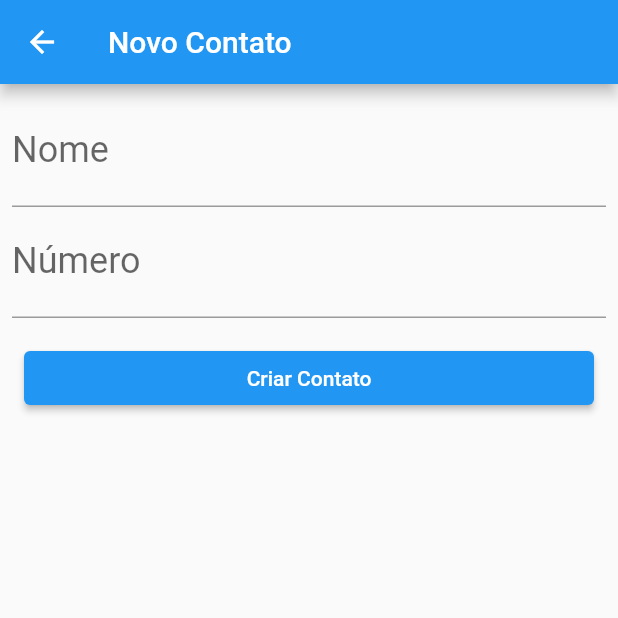
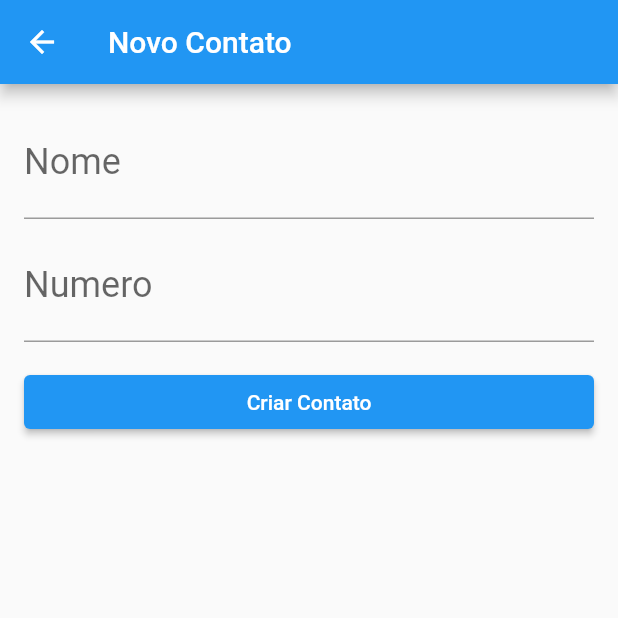
Before and after one commit to andsonsilv/contatos_persistencia, a Flutter app: the FormularioContato screen opened directly, after a tap on "Criar Contato", on a phone screen of 412 x 824 dp, the top half of it. Run offline on Flutter 3.47's test engine with Material 2 defaults, Android fonts, the phone set to English and light mode, and no system bars; our stand-ins replace sqflite; accounts and stored records are empty.

Commit message:
Integrações screns

```diff
--- a/lib/screens/contatos/formulario.dart
+++ b/lib/screens/contatos/formulario.dart
@@ -1,59 +1,59 @@
+import 'package:contatos_persistencia/database/dao/contato_dao.dart';
+import 'package:contatos_persistencia/models/contato.dart';
 import 'package:flutter/material.dart';
-import 'package:contatos_persistencia/models/contato.dart';
 
 class FormularioContato extends StatefulWidget {
   @override
-  State<FormularioContato> createState() => _FormularioContatoState();
+  _FormularioContatoState createState() => _FormularioContatoState();
 }
 
 class _FormularioContatoState extends State<FormularioContato> {
   final TextEditingController _nomeController = TextEditingController();
-  final TextEditingController _numeroController = TextEditingController();
+  final TextEditingController _numeroController =
+  TextEditingController();
+  final ContatoDao _dao = ContatoDao();
 
   @override
   Widget build(BuildContext context) {
     return Scaffold(
       appBar: AppBar(
-        title: Text('Novo Contato'),
+        title: const Text('Novo Contato'),
       ),
       body: Padding(
-        padding: EdgeInsets.all(8.0),
+        padding: const EdgeInsets.all(16.0),
         child: Column(
-          children: [
+          children: <Widget>[
             TextField(
               controller: _nomeController,
-              decoration: InputDecoration(
+              decoration: const InputDecoration(
                 labelText: 'Nome',
               ),
-              style: TextStyle(fontSize: 24.0),
-            ),
-            TextField(
-              controller: _numeroController,
-              decoration: InputDecoration(
-                labelText: 'Número',
+              style: const TextStyle(
+                fontSize: 24.0,
               ),
-              style: TextStyle(fontSize: 24.0),
-              keyboardType: TextInputType.number,
             ),
             Padding(
-              padding: EdgeInsets.fromLTRB(8, 16, 8, 8),
+              padding: const EdgeInsets.only(top: 8.0),
+              child: TextField(
+                controller: _numeroController,
+                decoration: const InputDecoration(
+                  labelText: 'Numero',
+                ),
+                style: const TextStyle(
+                  fontSize: 24.0,
+                ),
+                keyboardType: TextInputType.number,
+              ),
+            ),
+            Padding(
+              padding: const EdgeInsets.only(top: 16.0),
               child: SizedBox(
                 width: double.maxFinite,
                 child: ElevatedButton(
+                  child: const Text('Criar Contato'),
                   onPressed: () {
-                    final String nome = (_nomeController.text) != null
-                        ? _nomeController.text
-                        : ' ';
-                    final int numero =
-                        int.tryParse(_numeroController.text) != null
-                            ? int.parse(_numeroController.text)
-                            : -1;
-                    if (nome != ' ' && numero != -1) {
-                      final Contato novoContato = Contato(nome, numero);
-                      Navigator.pop(context, novoContato);
-                    }
+                    _criaContato(context);
                   },
-                  child: Text('Criar Contato'),
                 ),
               ),
             )
@@ -62,4 +62,16 @@ class _FormularioContatoState extends State<FormularioContato> {
       ),
     );
   }
+
+  void _criaContato(BuildContext context) {
+    final String nome = _nomeController.text;
+    final int numero =  int.tryParse(_numeroController.text) != null
+        ? int.parse(_numeroController.text)
+        : -1;
+
+    if (nome != '' && numero != -1) {
+      final Contato novoContato = Contato(0, nome, numero);
+      _dao.salvar(novoContato).then((id) => Navigator.pop(context));
+    }
+  }
 }
--- a/lib/screens/dashboard.dart
+++ b/lib/screens/dashboard.dart
@@ -9,7 +9,7 @@ class Dashboard extends StatelessWidget {
       backgroundColor: Colors.white,
       appBar: AppBar(
         backgroundColor: Colors.black,
-        title: Text('Dashboard'),
+        title: const Text('Dashboard'),
       ),
       body: Column(
         mainAxisAlignment: MainAxisAlignment.spaceBetween,
@@ -27,11 +27,11 @@ class Dashboard extends StatelessWidget {
                 onTap: () {
                   Navigator.of(context).push(
                     (MaterialPageRoute(
-                      builder: (context) => ListaContatos(),
+                      builder: (context) => ListaContato(),
                     )),
                   );
                 },
-                child: Container(
+                child: SizedBox(
                   height: 100,
                   width: 150,
                   child: Padding(
```
Also changed, not shown: lib/screens/contatos/lista.dart (+78 -21 lines).
